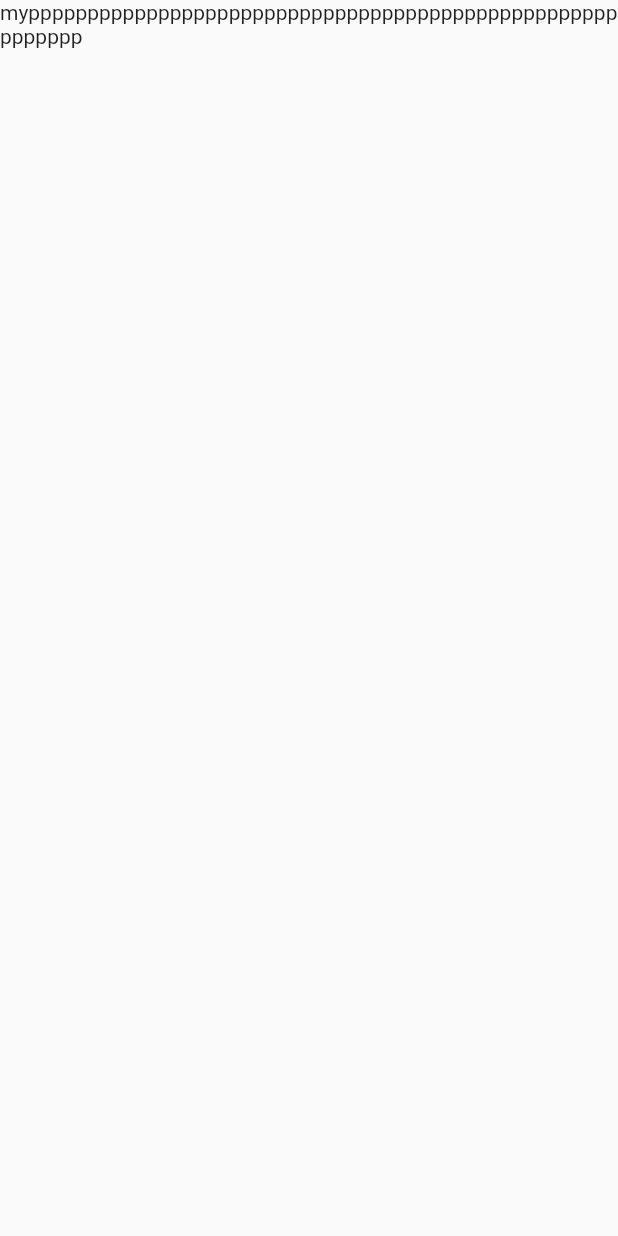
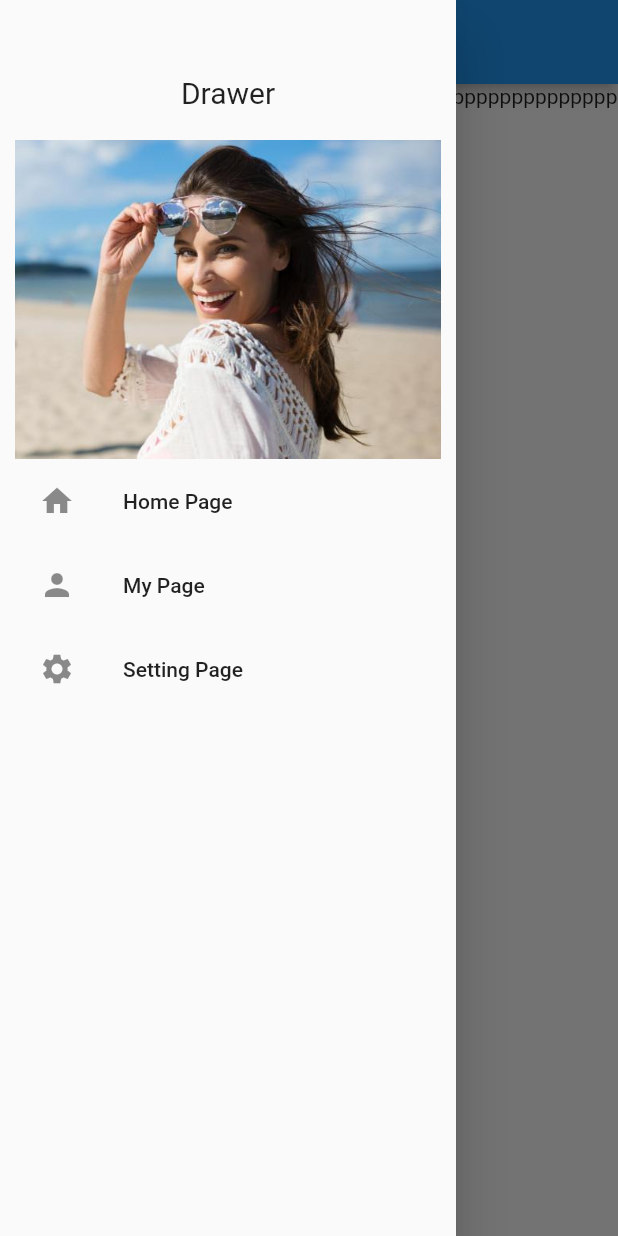
Before and after one commit to BulTTaeng/FlutterGetXCodelab, a Flutter app: the MyPage screen opened by its route, with the side drawer open (before the commit the screen has no drawer), on a phone screen of 412 x 824 dp. Run offline on Flutter 3.47's test engine with Material 2 defaults, Android fonts, the phone set to English and light mode, and no system bars; our stand-ins replace get, syncfusion_flutter_charts; missing offline and left inert: dart:ffi.

```diff
--- /dev/null
+++ b/lib/binding/chart_binding.dart
@@ -0,0 +1,11 @@
+import 'package:codelab/controller/nav_controller.dart';
+import 'package:get/get.dart';
+
+import '../controller/chart_controller.dart';
+
+class ChartBinding extends Bindings {
+  @override
+  void dependencies() {
+    Get.lazyPut<ChartController>(() => ChartController());
+  }
+}
--- /dev/null
+++ b/lib/controller/chart_controller.dart
@@ -0,0 +1,20 @@
+import 'package:codelab/model/chart_data.dart';
+import 'package:get/get.dart';
+
+class ChartController extends GetxController {
+  List<num> charData = ChartData().chartData;
+  bool isLoading = false;
+
+  Future<void> increase() async {
+    isLoading = true;
+    update(); // triggers the GetBuilder rebuild
+    await Future.delayed(
+      const Duration(seconds: 2),
+          () => charData.add(charData.last+1)
+    );
+    isLoading = false;
+    update();
+  }
+
+
+}
--- a/lib/controller/nav_controller.dart
+++ b/lib/controller/nav_controller.dart
@@ -18,7 +18,7 @@ class NavController extends GetxController{
           Get.defaultDialog(title: "We are going to Mypage" ,
               middleText: "hi",
               onConfirm:() {},
-              onCancel: () => print("fdyo"));
+              onCancel: () => print("cancel"));
           Get.snackbar("My Page",
               "hi",
           snackPosition: SnackPosition.BOTTOM);
--- /dev/null
+++ b/lib/model/chart_data.dart
@@ -0,0 +1,5 @@
+class ChartData{
+  List<num> chartData = [
+    5.0, 2.0, 1.0, 6.0, 7.0
+  ];
+}
--- a/lib/mypage/my_page.dart
+++ b/lib/mypage/my_page.dart
@@ -1,9 +1,18 @@
+import 'package:codelab/controller/nav_controller.dart';
+import 'package:codelab/utility/custom_appbar.dart';
+import 'package:codelab/utility/custom_drawer.dart';
 import 'package:flutter/material.dart';
+import 'package:get/get.dart';
 
 class MyPage extends StatelessWidget{
+
+  NavController navController = Get.find<NavController>();
+
   @override
   Widget build(BuildContext context) {
     return Scaffold(
+      appBar: CustomAppbar(title: "My Page", appBar: AppBar() ),
+      drawer: CustomDrawer(),
       body: Text("myppppppppppppppppppppppppppppppppppppppppppppppppppppppppp")
     );
   }
--- a/lib/route/pages.dart
+++ b/lib/route/pages.dart
@@ -1,3 +1,4 @@
+import 'package:codelab/binding/chart_binding.dart';
 import 'package:codelab/binding/nav_binding.dart';
 import 'package:codelab/homepage/home_page.dart';
 import 'package:codelab/mypage/my_page.dart';
@@ -10,17 +11,26 @@ class Pages{
     GetPage(
       name: Routes.HOMEPAGE,
       page: () => HomePage(),
-      binding: NavBinding(),
+      bindings: [
+        ChartBinding(),
+        NavBinding()
+      ],
       transition: Transition.noTransition,
     ),
     GetPage(
       name: Routes.MYPAGE,
       page: () => MyPage(),
+      bindings: [
+        NavBinding()
+      ],
       transition: Transition.noTransition,
     ),
     GetPage(
       name: Routes.SETTINGPAGE,
       page: () => SettingPage(),
+      bindings: [
+        NavBinding()
+      ],
       transition: Transition.noTransition,
     ),
   ];
--- /dev/null
+++ b/lib/utility/custom_appbar.dart
@@ -0,0 +1,49 @@
+import 'package:flutter/material.dart';
+import 'package:get/get.dart';
+
+import '../controller/chart_controller.dart';
+
+class CustomAppbar extends StatelessWidget implements PreferredSizeWidget {
+
+  CustomAppbar({
+    required this.appBar,
+    required this.title,
+    this.page = -1
+  });
+
+  final String title;
+  final AppBar appBar;
+  final int page;
+  ChartController chartController = Get.find<ChartController>();
+
+  @override
+  Widget build(BuildContext context){
+    return AppBar(
+      title: Text(title),
+      actions: actionType(),
+      centerTitle: true,
+    );
+  }
+
+  List<Widget> actionType() {
+    if (page == 1) {
+      return [
+        IconButton(
+            onPressed: (){
+              chartController.increase();
+              print(chartController.charData);
+            },
+          icon: const Icon(Icons.plus_one)
+        ),
+      ];
+    }
+    else {
+      return [
+        Container()
+      ];
+    }
+  }
+
+  @override
+  Size get preferredSize => Size.fromHeight(appBar.preferredSize.height);
+}
--- /dev/null
+++ b/lib/utility/custom_drawer.dart
@@ -0,0 +1,51 @@
+import 'package:flutter/material.dart';
+import 'package:codelab/controller/nav_controller.dart';
+import 'package:get/get.dart';
+
+class CustomDrawer extends StatelessWidget {
+
+  @override
+  Widget build(BuildContext context) {
+    return Drawer(
+      child: ListView(
+        padding: const EdgeInsets.fromLTRB(10, 50, 10, 20),
+        children: <Widget>[
+          const Padding(
+            padding: EdgeInsets.fromLTRB(0, 0, 0, 20),
+            child: Text(
+              "Drawer",
+              textAlign: TextAlign.center,
+              style: TextStyle(
+                fontSize: 20,
+              ),
+            ),
+          ),
+          const Image(
+            image: AssetImage('assets/drawerImage.jpeg'),
+          ),
+          ListTile(
+              leading: const Icon(Icons.home),
+              title: const Text("Home Page"),
+              onTap: () {
+                NavController navController = Get.find<NavController>();
+                navController.navigate(1);
+              }),
+          ListTile(
+              leading: const Icon(Icons.person),
+              title: const Text("My Page"),
+              onTap: () {
+                NavController navController = Get.find<NavController>();
+                navController.navigate(2);
+              }),
+          ListTile(
+              leading: const Icon(Icons.settings),
+              title: const Text("Setting Page"),
+              onTap: () {
+                NavController navController = Get.find<NavController>();
+                navController.navigate(3);
+              }),
+        ],
+      ),
+    );
+  }
+}
--- a/pubspec.yaml
+++ b/pubspec.yaml
@@ -20,6 +20,6 @@ dev_dependencies:
 
   flutter_lints: ^2.0.0
 flutter:
-
-
   uses-material-design: true
+  assets:
+    - assets/
```
Also changed, not shown: lib/homepage/home_page.dart (+40 -18 lines), assets/drawerImage.jpeg (added).
